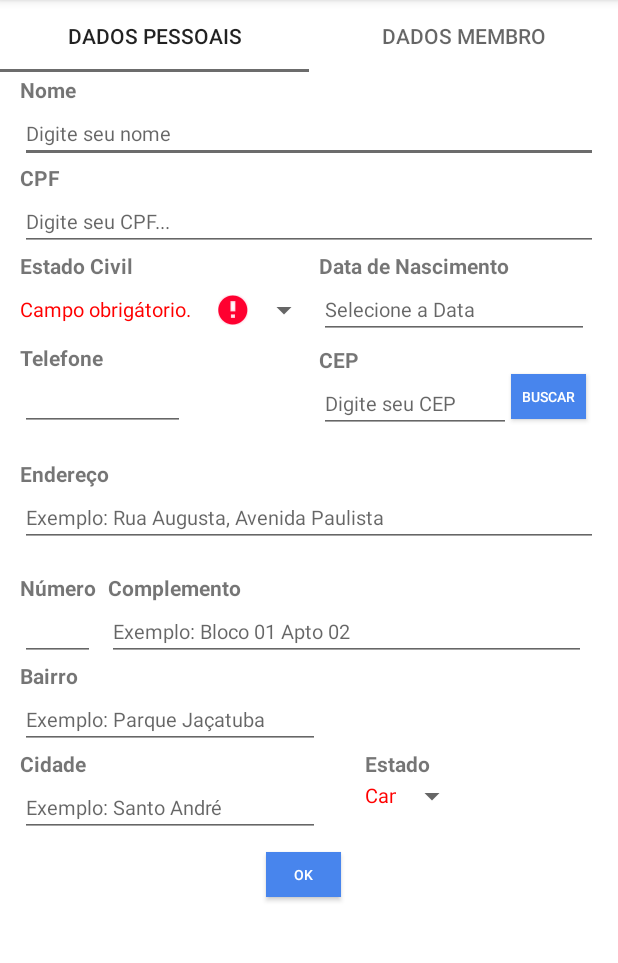
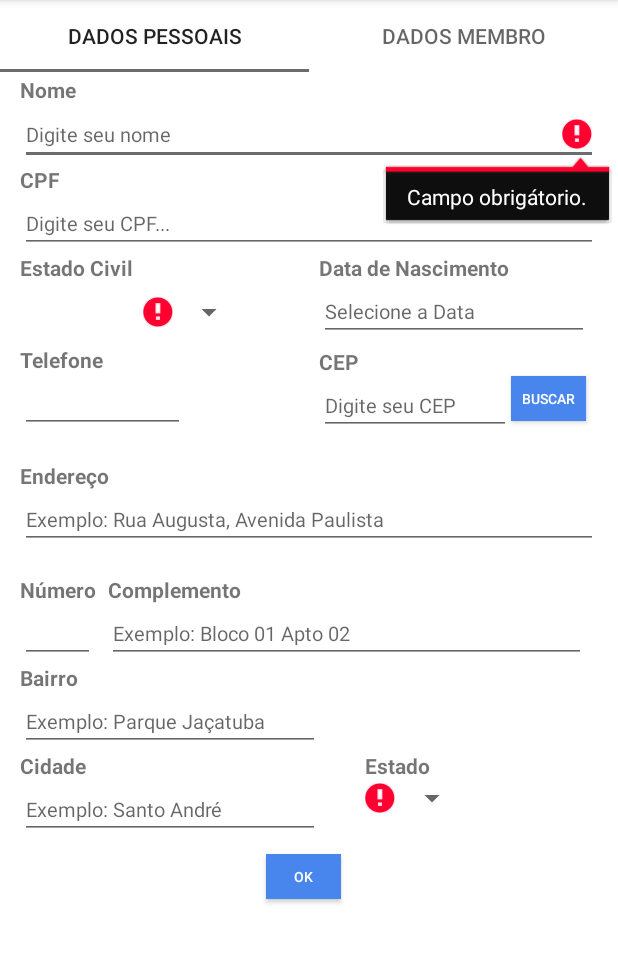
Before and after one commit to wterroni/IFCAPP_Android, an Android app: the PerfilPessoalFragment screen opened directly, with no data from a screen before it, after a tap on "OK", on a phone screen of 412 x 824 dp, the part 84-1047 px from its top. Run offline under Robolectric (Android 15) with nearby library versions, the phone set to English and light mode, and no system bars.

Commit message:
Inclui validação de campos obrigatórios

```diff
--- a/app/src/main/java/com/ifcapp/ifcapp/Util/Util.kt
+++ b/app/src/main/java/com/ifcapp/ifcapp/Util/Util.kt
@@ -39,7 +39,7 @@ class Util {
 
         private fun isInvalidSpinner(spinner: Spinner, error: String): Boolean {
             if (spinner.selectedItemPosition == 0) {
-                setSpinnerError(spinner, error)
+                setSpinnerError(spinner, "")
                 return false
             }
             return true
--- a/app/src/main/java/com/ifcapp/ifcapp/fragment/PerfilPessoalFragment.kt
+++ b/app/src/main/java/com/ifcapp/ifcapp/fragment/PerfilPessoalFragment.kt
@@ -75,9 +75,7 @@ class PerfilPessoalFragment : BaseFragment(), CepListener {
     fun setBtnOk() {
         btnOk.setOnClickListener {
             validSpinners()
-           /*if (validateEditTexts()) {
-
-           }*/
+            validateEditTexts()
         }
     }
 
--- a/app/src/main/res/layout/fragment_perfil_pessoal.xml
+++ b/app/src/main/res/layout/fragment_perfil_pessoal.xml
@@ -67,7 +67,7 @@
                 app:layout_constraintTop_toBottomOf="@+id/edtCpfCnpj" />
 
             <Spinner
-                android:layout_width="@dimen/dimen_200dp"
+                android:layout_width="@dimen/dimen_150dp"
                 android:layout_height="wrap_content"
                 android:id="@+id/estadoCivilSpinner"
                 android:textColor="@android:color/white"
--- a/build.gradle
+++ b/build.gradle
@@ -7,7 +7,7 @@ buildscript {
         jcenter()
     }
     dependencies {
-        classpath 'com.android.tools.build:gradle:3.3.0'
+        classpath 'com.android.tools.build:gradle:3.3.1'
         classpath "org.jetbrains.kotlin:kotlin-gradle-plugin:$kotlin_version"
         classpath 'com.google.gms:google-services:4.2.0'
 
```
